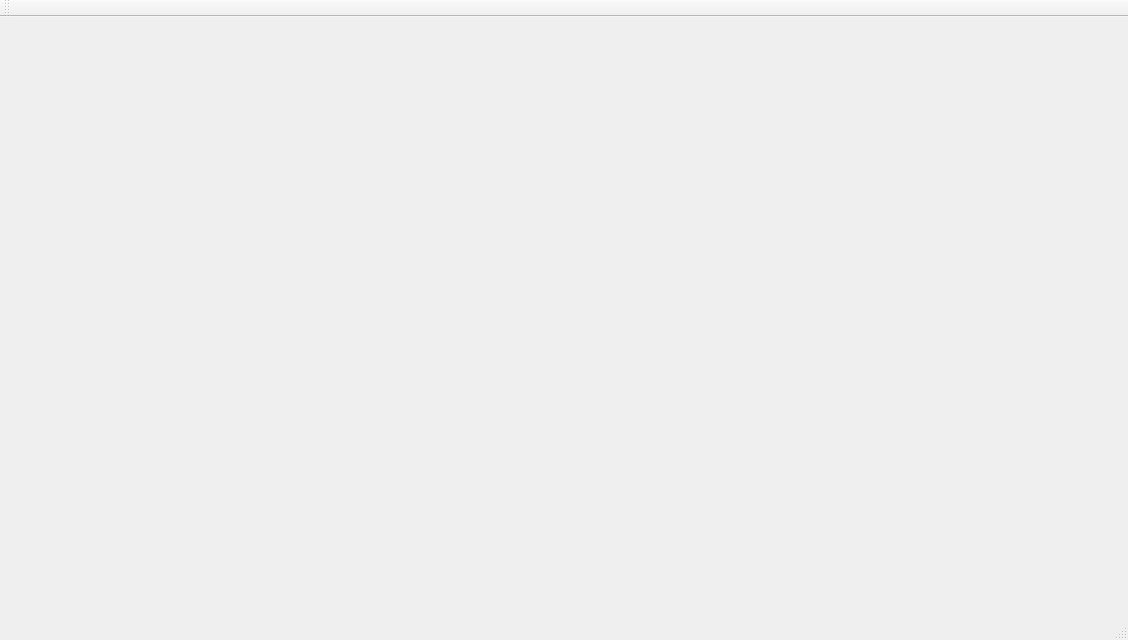
Old version of the form uppercomputer/uppercomputer.ui in the repository looplocked/uppercomputer.
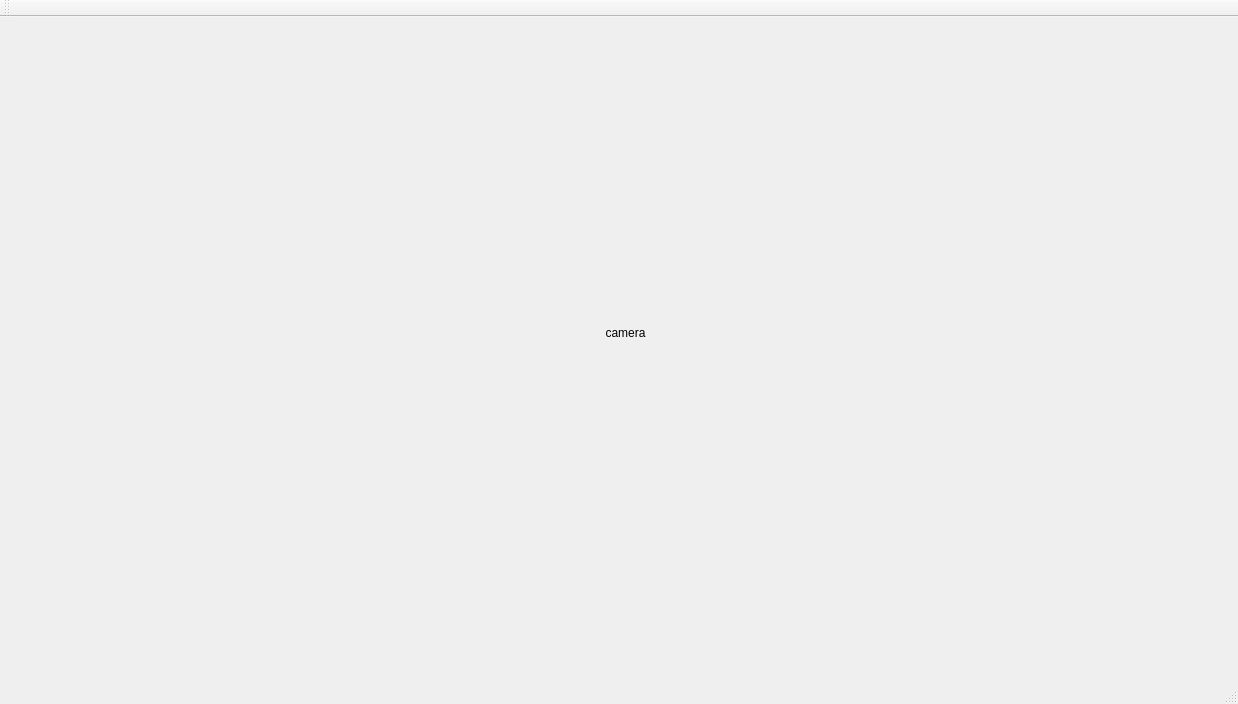
New version of the form.

Commit message: display camera

```diff
--- a/uppercomputer/uppercomputer.ui
+++ b/uppercomputer/uppercomputer.ui
@@ -6,14 +6,31 @@
    <rect>
     <x>0</x>
     <y>0</y>
-    <width>1128</width>
-    <height>640</height>
+    <width>1238</width>
+    <height>704</height>
    </rect>
   </property>
   <property name="windowTitle">
    <string>uppercomputer</string>
   </property>
-  <widget class="QWidget" name="centralWidget"/>
+  <widget class="QWidget" name="centralWidget">
+   <widget class="QLabel" name="LabelCamera">
+    <property name="geometry">
+     <rect>
+      <x>270</x>
+      <y>110</y>
+      <width>711</width>
+      <height>411</height>
+     </rect>
+    </property>
+    <property name="text">
+     <string>camera</string>
+    </property>
+    <property name="alignment">
+     <set>Qt::AlignCenter</set>
+    </property>
+   </widget>
+  </widget>
   <widget class="QMenuBar" name="menuBar">
    <property name="geometry">
     <rect>
```
Left out of the diff: 2 changed lines with no effect on the pictures. The commit also changes 17 other files.
